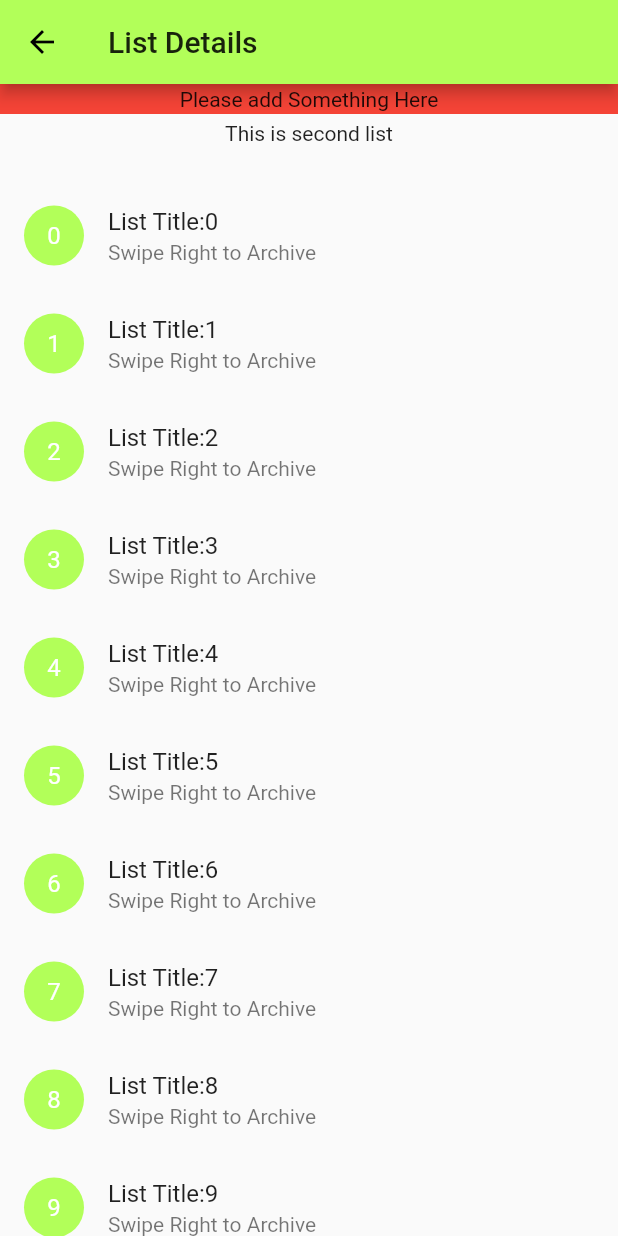
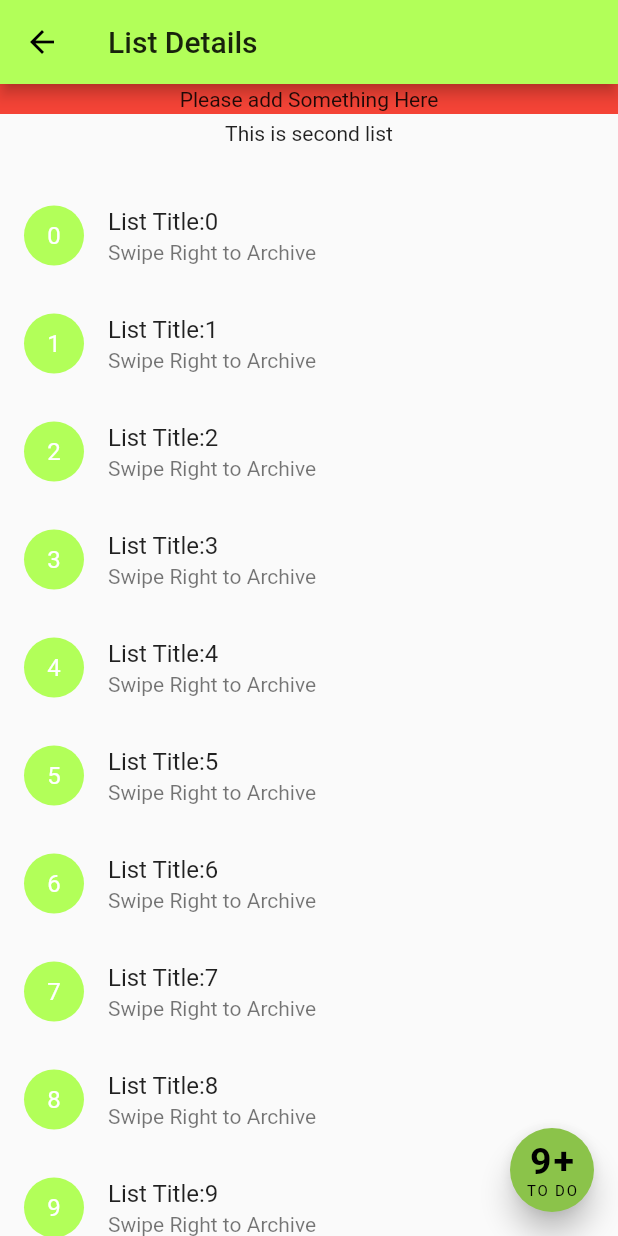
Before and after one commit to Swaarup/Flutter_UI, a Flutter app: the ListDetails screen opened directly, on a phone screen of 412 x 824 dp. Run offline on Flutter 3.47's test engine with Material 2 defaults, Android fonts, the phone set to English and light mode, and no system bars; drawn by our look-alikes of flutter_slidable, flutter_speed_dial; our stand-ins replace avatar_glow, tuple.

Commit message:
[FAB] -Added FAB and all required features. -Added Snackbar message whenever more than 4 datas are added to archive list. -Reveal of Archive details on tapping the panel

```diff
--- /dev/null
+++ b/lib/helpers/floatingactbutton.dart
@@ -0,0 +1,107 @@
+import 'package:flutter/cupertino.dart';
+import 'package:flutter/material.dart';
+import 'package:flutter_speed_dial/flutter_speed_dial.dart';
+import 'package:provider/provider.dart';
+import 'package:tuple/tuple.dart';
+import 'package:uitask/screens/listDetails.dart';
+
+class FloatingActButton extends StatelessWidget {
+
+  bool dialVisible = true;
+  FloatingActButton(bool dialVisible){
+    this.dialVisible = dialVisible;
+  }
+
+  final double _speedDialOffset = 90.0;
+
+  final TextStyle _fabNumericTextStyle = TextStyle(
+    fontWeight: FontWeight.bold,
+    fontSize: 25,
+  );
+  final TextStyle _fabTitleTextStyle =
+  TextStyle(fontWeight: FontWeight.normal, fontSize: 10);
+
+  final TextStyle _fabItemNumericTextStyle = TextStyle(
+    fontSize: 40,
+    color: Colors.red,
+    fontWeight: FontWeight.bold,
+  );
+
+  final TextStyle _fabItemDetailTextStyle = TextStyle(
+      fontFamily: 'RobotoCondensed',
+      fontSize: 15,
+      fontWeight: FontWeight.w800,
+      color: Colors.black);
+
+  List<SpeedDialChild> _getSpeedDialChildren(BuildContext context) {
+    const List<Tuple3<IconData, String, String>> items = [
+      Tuple3<IconData, String, String>(Icons.ac_unit, '3',
+          'Notice centrality of text regardless of how many lines of text there are'),
+      Tuple3<IconData, String, String>(
+          Icons.airline_seat_flat, '9', 'Reasons to go to bed'),
+      Tuple3<IconData, String, String>(Icons.alarm, '8', 'Alarms set'),
+      Tuple3<IconData, String, String>(
+          Icons.attach_file, '7', 'Paperclips on my desk'),
+      Tuple3<IconData, String, String>(
+          Icons.check_circle_outline, '4', 'Things going right at the moment'),
+    ];
+
+    return items
+        .map((e) => _getSpeedDialChild(context, e.item1, e.item2, e.item3))
+        .toList();
+  }
+
+  SpeedDialChild _getSpeedDialChild(BuildContext context, IconData icon,
+      String numericComponent, String message) {
+    return SpeedDialChild(
+        child: Icon(icon),
+        backgroundColor: Colors.blueGrey,
+        labelWidget: Container(
+          width: MediaQuery.of(context).size.width - _speedDialOffset,
+          child: Row(
+            mainAxisSize: MainAxisSize.max,
+            children: <Widget>[
+              Text(numericComponent, style: _fabItemNumericTextStyle),
+              SizedBox(width: 10),
+              Expanded(
+                  flex: 1,
+                  child: Text(
+                    message,
+                    style: _fabItemDetailTextStyle,
+                  ))
+            ],
+          ),
+        ),
+        onTap: () => print('FIRST CHILD'));
+  }
+
+  @override
+  Widget build(BuildContext context) {
+    return SpeedDial(
+
+      visible: dialVisible,
+      closeManually: false,
+      curve: Curves.bounceIn,
+      overlayOpacity: 0.9,
+      tooltip: 'Your Favorites',
+      backgroundColor: Colors.lightGreen,
+      foregroundColor: Colors.black,
+      elevation: 8.0,
+      shape: CircleBorder(),
+        child: Column(
+          mainAxisAlignment: MainAxisAlignment.center,
+          children: <Widget>[
+            Text(
+              '9+',
+              style: _fabNumericTextStyle,
+            ),
+            Text(
+              'TO DO',
+              style: _fabTitleTextStyle,
+            ),
+          ],
+        ),
+      children: _getSpeedDialChildren(context),
+    );
+  }
+}
```
Also changed, not shown: lib/screens/listDetails.dart (+75 -14 lines).
